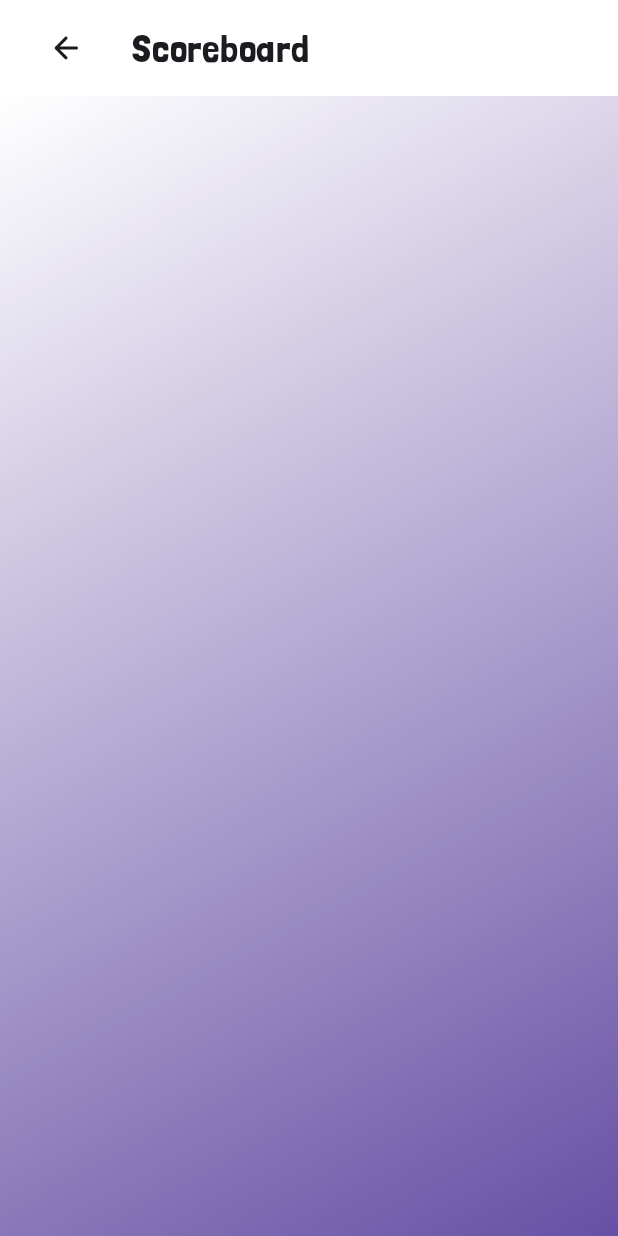
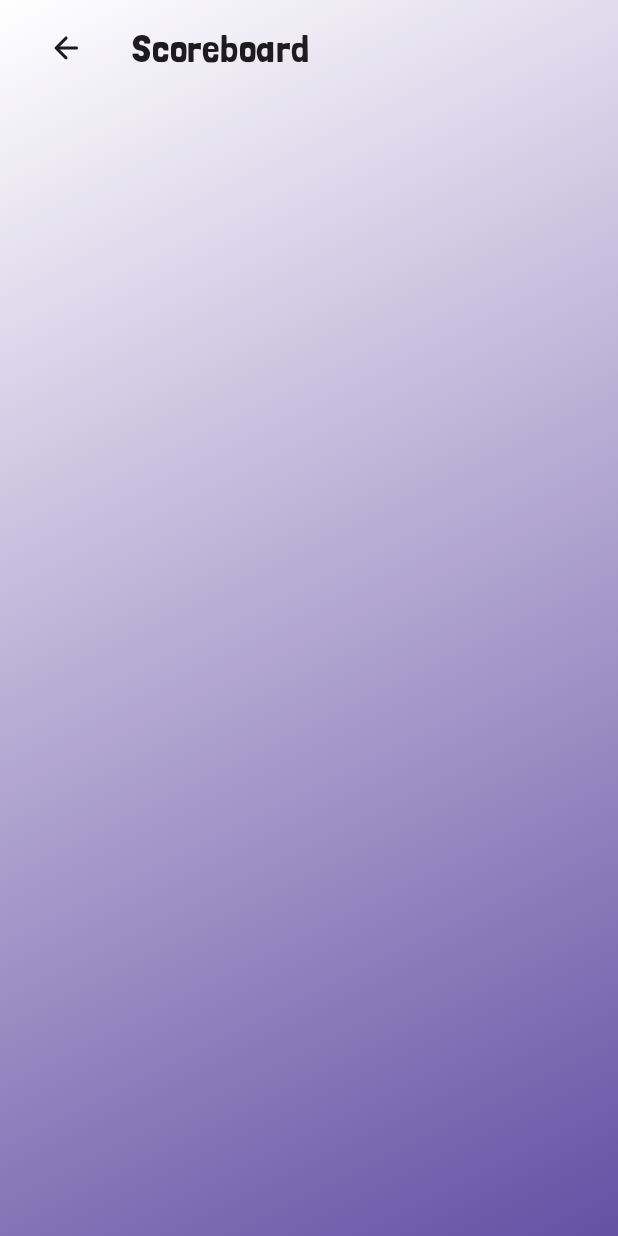
Before and after one commit to TVT22KMO-GROUP-8/BejeveledMobileGame, an Android app built with Jetpack Compose: the ScoreBoard screen opened through its navigation route, on a phone screen of 412 x 824 dp. Run offline under Robolectric (Android 15) with nearby library versions, the phone set to English and light mode, and no system bars; our stand-ins replace Firebase (no records; nobody signed in at launch, a user with empty details on screens opened directly), Room's generated code.

Commit message:
Muokattu topappbarin värit ja lisäsin gameboardiin fontteja

```diff
--- a/app/src/main/java/com/example/bejeweled/ui/ScoreBoard.kt
+++ b/app/src/main/java/com/example/bejeweled/ui/ScoreBoard.kt
@@ -46,10 +46,12 @@ import androidx.compose.material3.ExperimentalMaterial3Api
 import androidx.compose.material3.Icon
 import androidx.compose.material3.Scaffold
 import androidx.compose.material3.TopAppBar
+import androidx.compose.material3.TopAppBarDefaults
 import androidx.compose.runtime.LaunchedEffect
 import androidx.compose.runtime.getValue
 import androidx.compose.runtime.mutableStateOf
 import androidx.compose.runtime.setValue
+import androidx.compose.ui.graphics.Color
 import androidx.compose.ui.platform.LocalContext
 import androidx.navigation.compose.rememberNavController
 import com.example.bejeweled.ui.theme.ThemeOption
@@ -77,14 +79,15 @@ fun ScoreBoard(
 ) {
 
     val scoreboardListValue = remember { mutableStateListOf<ScoreboardInfo>() }
-    val database = Firebase.database("https://bejeweledmobiiliprojekti-default-rtdb.europe-west1.firebasedatabase.app/")
+    val database =
+        Firebase.database("https://bejeweledmobiiliprojekti-default-rtdb.europe-west1.firebasedatabase.app/")
     val scoreboardRef = database.getReference("scoreboardDetails")
     val query = scoreboardRef.orderByChild("score").limitToLast(25)
 
-    query.addValueEventListener (object : ValueEventListener {
+    query.addValueEventListener(object : ValueEventListener {
         override fun onDataChange(snapshot: DataSnapshot) {
             val scoreboardList = mutableListOf<ScoreboardInfo>()
-            for(snapshot in snapshot.children){
+            for (snapshot in snapshot.children) {
                 scoreboardList.add(snapshot.getValue<ScoreboardInfo>()!!)
             }
             scoreboardList.reverse()
@@ -100,37 +103,7 @@ fun ScoreBoard(
             // ...
         }
     })
-    Scaffold (
-        topBar = {
-            TopAppBar(title = { Text(text = "Scoreboard") },
-                navigationIcon = {
-                    IconButton(
-                        onClick= { navController.navigate("start_menu")}  ,
-                        modifier = Modifier.padding(16.dp),
-                    ){
-                        Icon(Icons.Rounded.ArrowBack, contentDescription = "Back" )
-                    }
-                })
 
-        }
-    ){ innerPadding ->
-        ScoreboardList(
-            scoreboardList = scoreboardListValue,
-            selectedTheme = LIGHT,
-            modifier = Modifier.padding(innerPadding)
-        )
-    }
-
-}
-
-@OptIn(ExperimentalMaterial3Api::class)
-@SuppressLint("UnusedMaterial3ScaffoldPaddingParameter")
-@Composable
-fun ScoreboardList(
-    scoreboardList: List<ScoreboardInfo>,
-    selectedTheme: ThemeOption,
-    modifier: Modifier = Modifier
-) {
     val context = LocalContext.current
 
     var settings by remember { mutableStateOf(loadSettings(context)) }
@@ -139,22 +112,43 @@ fun ScoreboardList(
         saveSettings(context, settings)
     }
 
-    BejeweledTheme(selectedTheme = settings.theme) {gradient ->
+    BejeweledTheme(selectedTheme = settings.theme) { gradient ->
         val colorScheme = MaterialTheme.colorScheme
 
+        Scaffold(
+            topBar = {
+                TopAppBar(
+                    title = { Text(text = "Scoreboard") },
+                    colors = TopAppBarDefaults.centerAlignedTopAppBarColors(
+                        containerColor = Color.Transparent,
+
+                    ),
+                    navigationIcon = {
+                        IconButton(
+                            onClick = { navController.navigate("start_menu") },
+                            modifier = Modifier.padding(16.dp),
+                        )
+                        {
+                            Icon(Icons.Rounded.ArrowBack, contentDescription = "Back")
+                        }
+                    })
+            }
+        ) { innerPadding ->
             LazyColumn(
                 modifier = modifier
                     .fillMaxSize()
                     .background(gradient)
+                    .padding(innerPadding)
 
             ) {
-                items(scoreboardList) { scoreboardInfo ->
+                items(scoreboardListValue) { scoreboardInfo ->
                     ScoreboardCard(scoreboardInfo = scoreboardInfo)
                 }
             }
         }
 
     }
+}
 
 
 @Composable
--- a/app/src/main/java/com/example/bejeweled/ui/Settings.kt
+++ b/app/src/main/java/com/example/bejeweled/ui/Settings.kt
@@ -79,6 +79,9 @@ fun SettingsScreen(
             topBar = {
                 TopAppBar(
                     title = { Text(text = "Settings") },
+                    colors = TopAppBarDefaults.centerAlignedTopAppBarColors(
+                        containerColor = Color.Transparent
+                    ),
                     navigationIcon = {
                         IconButton(
                             onClick = { navController.navigate("start_menu") },
```
Also changed, not shown: app/src/main/java/com/example/bejeweled/ui/GameBoard.kt (+7 -0 lines).
